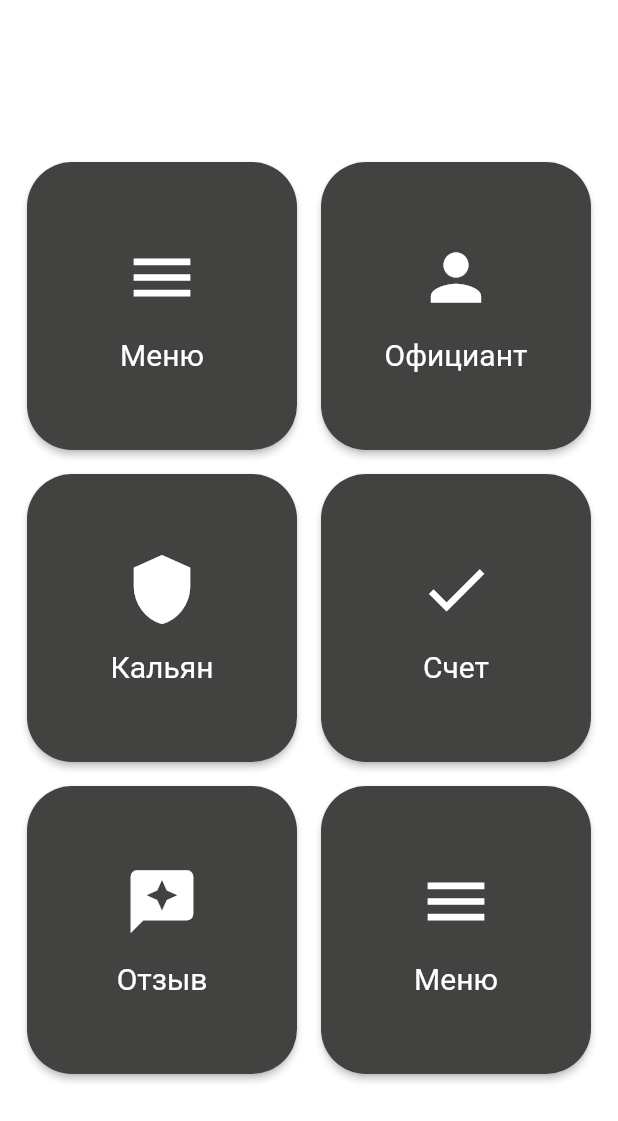
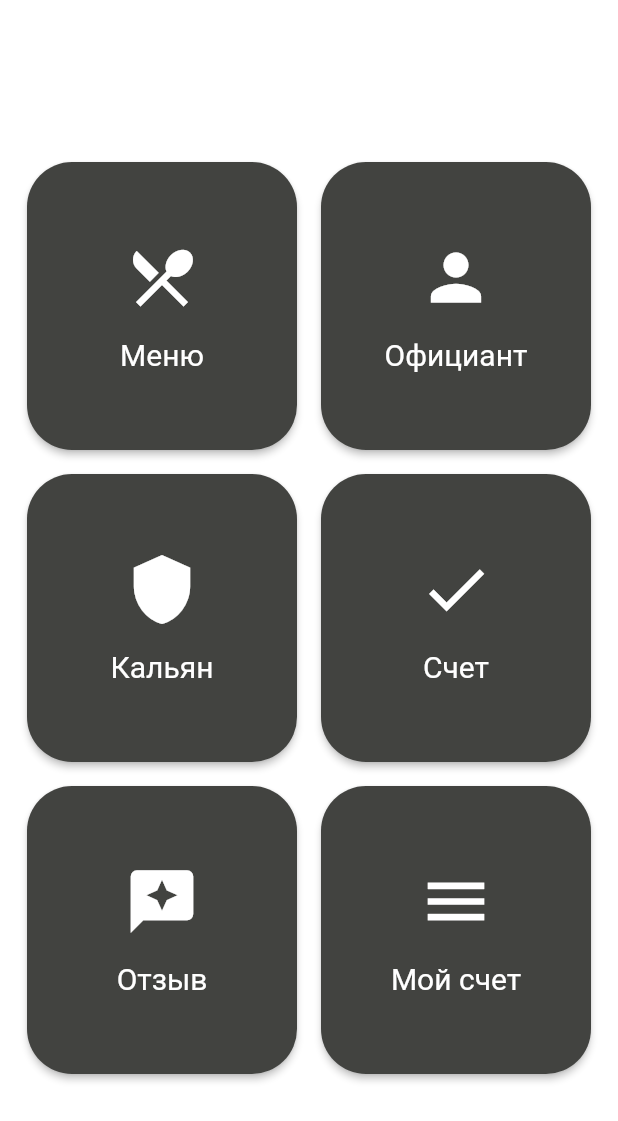
Before and after one commit to moraWoo/ne_gorchit, a Flutter app: the screen it shows after launch, on a phone screen of 412 x 824 dp. Shown: the top 1121 px of the screen. Run offline on Flutter 3.47's test engine with Material 2 defaults, Android fonts, the phone set to English and light mode, and no system bars.

```diff
--- a/ne_gorchit/lib/main.dart
+++ b/ne_gorchit/lib/main.dart
@@ -1,6 +1,7 @@
 import 'package:flutter/material.dart';
 import 'package:ne_gorchit/theme/app_colors.dart';
-import 'package:ne_gorchit/widgets/elements/food_catalog.dart';
+import 'package:ne_gorchit/widgets/client_bill.dart';
+import 'package:ne_gorchit/widgets/food_catalog.dart';
 import 'package:ne_gorchit/widgets/main_menu.dart';
 
 void main() {
@@ -25,7 +26,8 @@ class MainApp extends StatelessWidget {
       ),
       routes: {
         '/': (context) => MainMenu(),
-        '/widgets': (context) => FoodElement(),
+        '/food_catalog': (context) => FoodElement(),
+        '/client_bill': (context) => ClientBill(),
         // '/mainScreen': (context) => MainScreenWidget(),
         // '/mainScreen/movie_details': (context) {
         //   final arguments = ModalRoute.of(context)?.settings.arguments as int;
--- a/ne_gorchit/lib/widgets/main_menu.dart
+++ b/ne_gorchit/lib/widgets/main_menu.dart
@@ -1,5 +1,5 @@
 import 'package:flutter/material.dart';
-import 'package:ne_gorchit/widgets/elements/main_buttons.dart';
+import 'package:ne_gorchit/widgets/main_buttons.dart';
 
 class MainMenu extends StatelessWidget {
   const MainMenu({super.key});
@@ -27,7 +27,7 @@ class MainMenu extends StatelessWidget {
                         child: mainButton(
                           buttonId: 1,
                           buttonIcon: Icon(
-                            Icons.menu,
+                            Icons.restaurant_menu_outlined,
                             size: 50,
                           ),
                           buttonName: 'Меню',
@@ -109,7 +109,7 @@ class MainMenu extends StatelessWidget {
                             Icons.menu,
                             size: 50,
                           ),
-                          buttonName: 'Меню',
+                          buttonName: 'Мой счет',
                         ),
                       ),
                     ),
```
Also changed, not shown: ne_gorchit/lib/widgets/client_bill.dart (added, +27 -0 lines), ne_gorchit/lib/widgets/main_buttons.dart (renamed from ne_gorchit/lib/widgets/elements/main_buttons.dart, +8 -8 lines), ne_gorchit/lib/widgets/food_catalog.dart (renamed from ne_gorchit/lib/widgets/elements/food_catalog.dart).
